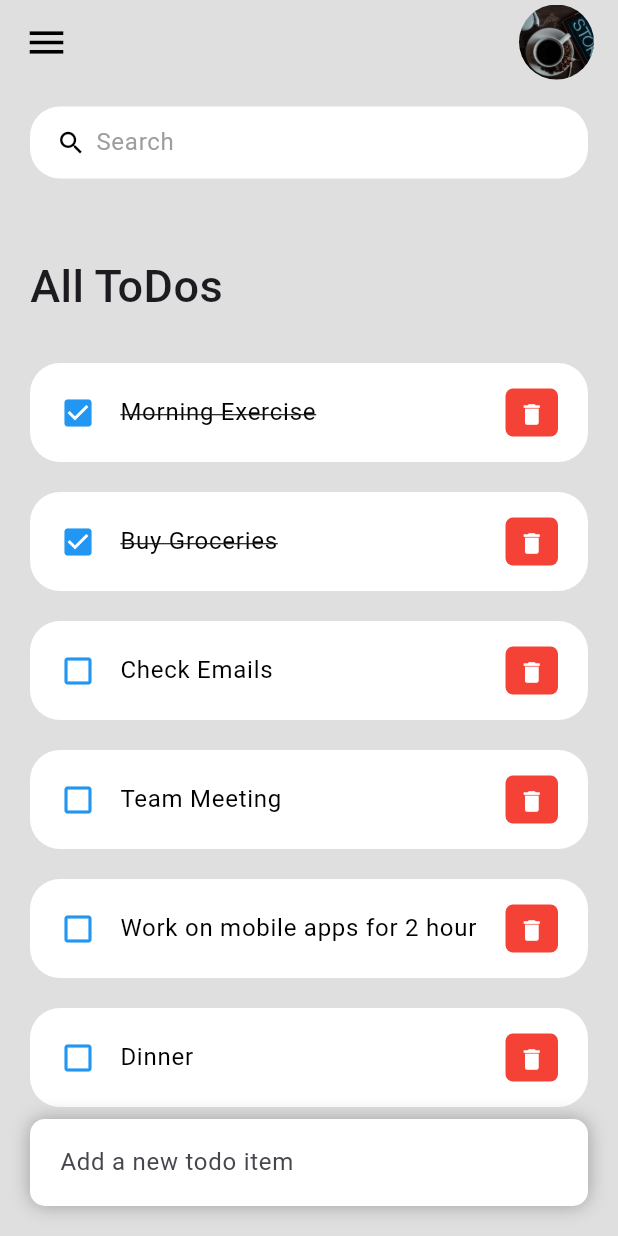
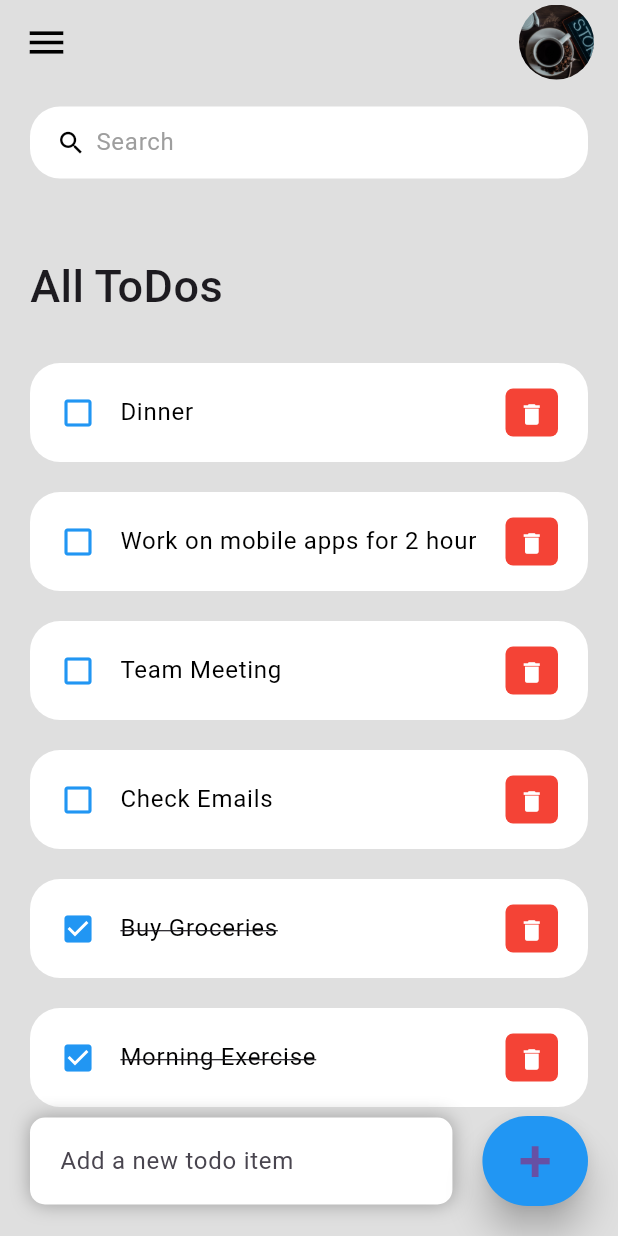
Before and after one commit to Azmir08/flutter-todoApp, a Flutter app: the screen it shows after launch, on a phone screen of 412 x 824 dp. Run offline on Flutter 3.47's test engine with Material 3 defaults, Android fonts, the phone set to English and light mode, and no system bars.

Commit message:
delete, add, search item

```diff
--- a/lib/screens/home.dart
+++ b/lib/screens/home.dart
@@ -3,10 +3,23 @@ import 'package:todo_app/constants/colors.dart';
 import 'package:todo_app/widgets/todo_item.dart';
 import 'package:todo_app/model/todo.dart';
 
-class Home extends StatelessWidget {
+class Home extends StatefulWidget {
   Home({super.key});
 
+  @override
+  State<Home> createState() => _HomeState();
+}
+
+class _HomeState extends State<Home> {
   final todosList = ToDo.todoList();
+  List<ToDo> _foundToDo = [];
+  final _todoController = TextEditingController();
+
+  @override
+  void initState() {
+    _foundToDo = todosList;
+    super.initState();
+  }
 
   @override
   Widget build(BuildContext context) {
@@ -31,9 +44,11 @@ class Home extends StatelessWidget {
                               fontSize: 30, fontWeight: FontWeight.w500),
                         ),
                       ),
-                      for (ToDo todoo in todosList)
+                      for (ToDo todoo in _foundToDo.reversed)
                         ToDoItem(
                           todo: todoo,
+                          onToDoChanged: _handleToDoChange,
+                          onDeleteItem: _deleteToDoItem,
                         ),
                     ],
                   ),
@@ -66,12 +81,33 @@ class Home extends StatelessWidget {
                       ],
                       borderRadius: BorderRadius.circular(10),
                     ),
-                    child: const TextField(
-                      decoration: InputDecoration(
+                    child: TextField(
+                      controller: _todoController,
+                      decoration: const InputDecoration(
                         hintText: 'Add a new todo item',
                         border: InputBorder.none,
                       ),
                     ),
+                  ),
+                ),
+                Container(
+                  margin: const EdgeInsets.only(
+                    bottom: 20,
+                    right: 20,
+                  ),
+                  child: ElevatedButton(
+                    style: ElevatedButton.styleFrom(
+                      backgroundColor: tdBlue,
+                      minimumSize: const Size(60, 60),
+                      elevation: 10,
+                    ),
+                    child: const Text(
+                      '+',
+                      style: TextStyle(fontSize: 40),
+                    ),
+                    onPressed: () {
+                      _addToDoItem(_todoController.text);
+                    },
                   ),
                 ),
               ],
@@ -82,6 +118,46 @@ class Home extends StatelessWidget {
     );
   }
 
+  void _handleToDoChange(ToDo todo) {
+    setState(() {
+      todo.isDone = !todo.isDone;
+    });
+  }
+
+  void _deleteToDoItem(String id) {
+    setState(() {
+      todosList.removeWhere((item) => item.id == id);
+    });
+  }
+
+  void _addToDoItem(String toDo) {
+    setState(() {
+      todosList.add(
+        ToDo(
+            id: DateTime.now().millisecondsSinceEpoch.toString(),
+            todoText: toDo),
+      );
+    });
+    _todoController.clear();
+  }
+
+  void _runFilter(String enteredKeyword) {
+    List<ToDo> results = [];
+    if (enteredKeyword.isEmpty) {
+      results = todosList;
+    } else {
+      results = todosList
+          .where((item) => item.todoText!
+              .toLowerCase()
+              .contains(enteredKeyword.toLowerCase()))
+          .toList();
+    }
+
+    setState(() {
+      _foundToDo = results;
+    });
+  }
+
   //Search Box widget
   Widget searchBox() {
     return Container(
@@ -90,8 +166,9 @@ class Home extends StatelessWidget {
         color: Colors.white,
         borderRadius: BorderRadius.circular(20),
       ),
-      child: const TextField(
-        decoration: InputDecoration(
+      child: TextField(
+        onChanged: (value) => _runFilter(value),
+        decoration: const InputDecoration(
           contentPadding: EdgeInsets.all(0),
           prefixIcon: Icon(
             Icons.search,
--- a/lib/widgets/todo_item.dart
+++ b/lib/widgets/todo_item.dart
@@ -3,9 +3,15 @@ import 'package:todo_app/constants/colors.dart';
 import 'package:todo_app/model/todo.dart';
 
 class ToDoItem extends StatelessWidget {
-  const ToDoItem({super.key, required this.todo});
+  const ToDoItem(
+      {super.key,
+      required this.todo,
+      required this.onToDoChanged,
+      required this.onDeleteItem});
 
   final ToDo todo;
+  final onToDoChanged;
+  final onDeleteItem;
 
   @override
   Widget build(BuildContext context) {
@@ -13,7 +19,7 @@ class ToDoItem extends StatelessWidget {
       margin: const EdgeInsets.symmetric(vertical: 10),
       child: ListTile(
         onTap: () {
-          print('Click on todo Item');
+          onToDoChanged(todo);
         },
         shape: RoundedRectangleBorder(
           borderRadius: BorderRadius.circular(20),
@@ -42,7 +48,7 @@ class ToDoItem extends StatelessWidget {
           ),
           child: IconButton(
             onPressed: () {
-              print('Click on delete icon');
+              onDeleteItem(todo.id);
             },
             icon: const Icon(Icons.delete),
             color: Colors.white,
```
